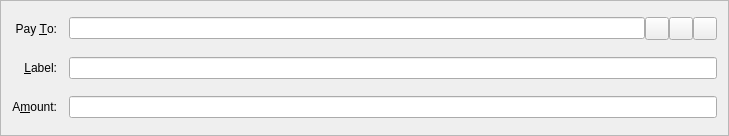
zillioncoin/zillioncoin, file src/qt/forms/sendcoinsentry.ui: the form before one commit.
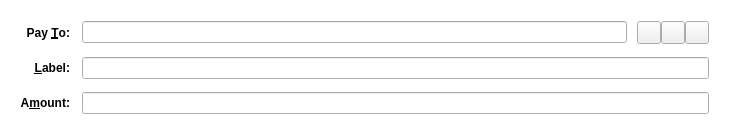
The form after the commit. Icons and pictures are not drawn. Custom widgets are drawn as their Qt base class.

```diff
--- a/src/qt/forms/sendcoinsentry.ui
+++ b/src/qt/forms/sendcoinsentry.ui
@@ -13,18 +13,36 @@
   <property name="windowTitle">
    <string>Form</string>
   </property>
+  <property name="styleSheet">
+   <string notr="true">QFrame#SendCoinsEntry{background-color:#66ffffff;}</string>
+  </property>
   <property name="frameShape">
-   <enum>QFrame::StyledPanel</enum>
+   <enum>QFrame::NoFrame</enum>
   </property>
   <property name="frameShadow">
-   <enum>QFrame::Sunken</enum>
+   <enum>QFrame::Plain</enum>
   </property>
   <layout class="QGridLayout" name="gridLayout">
+   <property name="leftMargin">
+    <number>20</number>
+   </property>
+   <property name="topMargin">
+    <number>20</number>
+   </property>
+   <property name="rightMargin">
+    <number>20</number>
+   </property>
+   <property name="bottomMargin">
+    <number>20</number>
+   </property>
    <property name="spacing">
     <number>12</number>
    </property>
    <item row="5" column="0">
     <widget class="QLabel" name="label">
+     <property name="styleSheet">
+      <string notr="true">font: bold;</string>
+     </property>
      <property name="text">
       <string>A&amp;mount:</string>
      </property>
@@ -38,6 +56,9 @@
    </item>
    <item row="3" column="0">
     <widget class="QLabel" name="label_2">
+     <property name="styleSheet">
+      <string notr="true">font: bold;</string>
+     </property>
      <property name="text">
       <string>Pay &amp;To:</string>
      </property>
@@ -50,10 +71,17 @@
     </widget>
    </item>
    <item row="5" column="1">
-    <widget class="BitcoinAmountField" name="payAmount"/>
+    <widget class="BitcoinAmountField" name="payAmount">
+     <property name="styleSheet">
+      <string notr="true"/>
+     </property>
+    </widget>
    </item>
    <item row="4" column="0">
     <widget class="QLabel" name="label_4">
+     <property name="styleSheet">
+      <string notr="true">font: bold;</string>
+     </property>
      <property name="text">
       <string>&amp;Label:</string>
      </property>
@@ -72,6 +100,18 @@
      </property>
      <item>
       <widget class="QValidatedLineEdit" name="payTo">
+       <property name="sizePolicy">
+        <sizepolicy hsizetype="Expanding" vsizetype="Fixed">
+         <horstretch>0</horstretch>
+         <verstretch>0</verstretch>
+        </sizepolicy>
+       </property>
+       <property name="minimumSize">
+        <size>
+         <width>0</width>
+         <height>0</height>
+        </size>
+       </property>
        <property name="toolTip">
         <string>The address to send the payment to (e.g. ZiLLionUe4bEh16VLa5YcAPkdgiftBUcbb)</string>
        </property>
@@ -80,6 +120,22 @@
        </property>
       </widget>
      </item>
+     <item>
+      <spacer name="horizontalSpacer">
+       <property name="orientation">
+        <enum>Qt::Horizontal</enum>
+       </property>
+       <property name="sizeType">
+        <enum>QSizePolicy::Fixed</enum>
+       </property>
+       <property name="sizeHint" stdset="0">
+        <size>
+         <width>10</width>
+         <height>20</height>
+        </size>
+       </property>
+      </spacer>
+     </item>
      <item>
       <widget class="QToolButton" name="addressBookButton">
        <property name="toolTip">
@@ -135,22 +191,25 @@
      <property name="toolTip">
       <string>Enter a label for this address to add it to your address book</string>
      </property>
+     <property name="styleSheet">
+      <string notr="true"/>
+     </property>
     </widget>
    </item>
   </layout>
  </widget>
  <customwidgets>
+  <customwidget>
+   <class>QValidatedLineEdit</class>
+   <extends>QLineEdit</extends>
+   <header>qvalidatedlineedit.h</header>
+  </customwidget>
   <customwidget>
    <class>BitcoinAmountField</class>
    <extends>QLineEdit</extends>
    <header>bitcoinamountfield.h</header>
    <container>1</container>
   </customwidget>
-  <customwidget>
-   <class>QValidatedLineEdit</class>
-   <extends>QLineEdit</extends>
-   <header>qvalidatedlineedit.h</header>
-  </customwidget>
  </customwidgets>
  <resources>
   <include location="../bitcoin.qrc"/>
```
Left out of the diff: 4 changed lines with no effect on the pictures.
